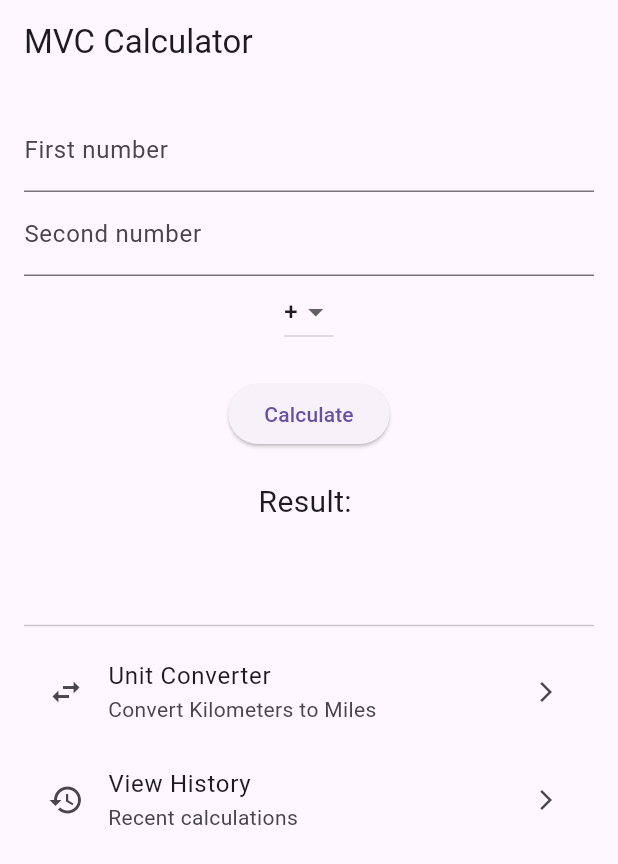
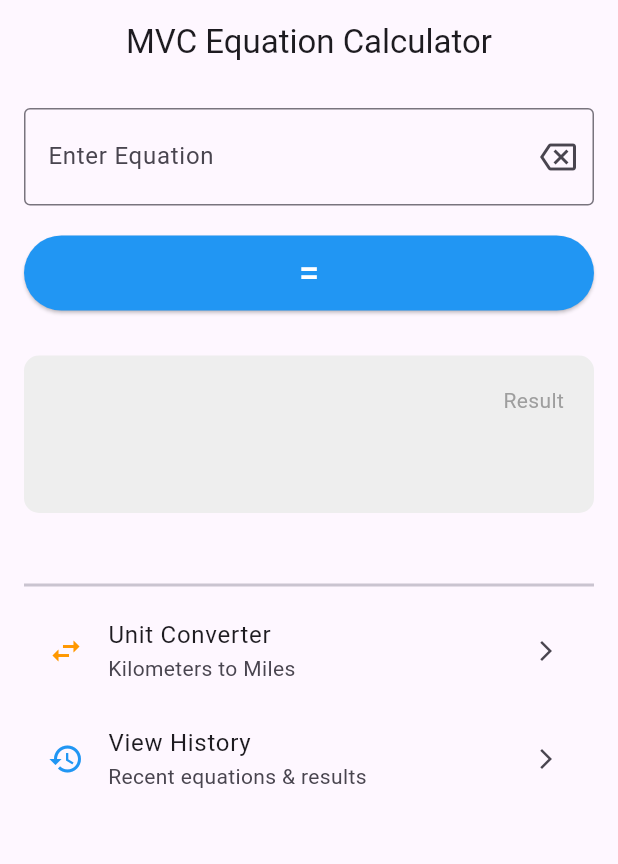
Before and after one commit to MITPIT/calculator, a Flutter app: the screen it shows after launch, on a phone screen of 412 x 824 dp. Shown: the top 864 px of the screen. Run offline on Flutter 3.47's test engine with Material 3 defaults, Android fonts, the phone set to English and light mode, and no system bars; our stand-ins replace math_expressions, shared_preferences.

Commit message:
Equation support, History, and Converter

```diff
--- a/flutter_calculator_mvc/lib/controllers/calculator_controller.dart
+++ b/flutter_calculator_mvc/lib/controllers/calculator_controller.dart
@@ -1,35 +1,30 @@
-import '../../../models/calculator_model.dart';
-import 'history_controller.dart'; // 1. Import your new history controller
+import 'package:math_expressions/math_expressions.dart'; // Import the parser
+import 'history_controller.dart';
 
 class CalculatorController {
-  final CalculatorModel _model = CalculatorModel();
-  final HistoryController _history = HistoryController(); // 2. Initialize it
+  final HistoryController _history = HistoryController();
 
-  double calculate(double a, double b, String operation) {
-    double result; // Create a variable to hold the math result
+  /// Now accepts a full string equation like "5 + 6 / 2"
+  double calculate(String equation) {
+    try {
+      // 1. Clean the equation (replace 'x' with '*' if needed)
+      String finalEquation = equation.replaceAll('x', '*');
 
-    // The math logic stays the same
-    switch (operation) {
-      case '+':
-        result = _model.add(a, b);
-        break;
-      case '-':
-        result = _model.subtract(a, b);
-        break;
-      case '*':
-        result = _model.multiply(a, b);
-        break;
-      case '/':
-        result = _model.divide(a, b);
-        break;
-      default:
-        throw Exception('Invalid operation');
+      // 2. Parse the string into a math expression
+      Parser p = Parser();
+      Expression exp = p.parse(finalEquation);
+      ContextModel cm = ContextModel();
+
+      // 3. Evaluate the expression (handles BODMAS/Order of Operations)
+      double result = exp.evaluate(EvaluationType.REAL, cm);
+
+      // 4. Save to history (Fulfills the "record equation and result" requirement)
+      _history.saveHistory("$equation = $result");
+
+      return result;
+    } catch (e) {
+      // If user types something like "5 ++ 2", throw an error
+      throw Exception('Invalid Equation');
     }
-
-    // 3. ADD THIS LINE HERE:
-    // This saves the calculation to SharedPreferences before returning
-    _history.saveHistory("$a $operation $b = $result");
-
-    return result;
   }
 }
--- a/flutter_calculator_mvc/lib/views/calculator_view.dart
+++ b/flutter_calculator_mvc/lib/views/calculator_view.dart
@@ -1,6 +1,6 @@
 import 'package:flutter/material.dart';
 import '../controllers/calculator_controller.dart';
-import 'converter_view.dart'; // Fixed path based on standard lib structure
+import 'converter_view.dart';
 import 'history_view.dart';
 
 class CalculatorView extends StatefulWidget {
@@ -10,67 +10,95 @@ class CalculatorView extends StatefulWidget {
 
 class _CalculatorViewState extends State<CalculatorView> {
   final CalculatorController _controller = CalculatorController();
-  final TextEditingController _firstController = TextEditingController();
-  final TextEditingController _secondController = TextEditingController();
-  String _operation = '+';
+  // We use one controller for the entire equation string
+  final TextEditingController _equationController = TextEditingController();
   String _result = '';
 
   void _calculate() {
+    if (_equationController.text.isEmpty) return;
+
     try {
-      final double a = double.parse(_firstController.text);
-      final double b = double.parse(_secondController.text);
-      final double res = _controller.calculate(a, b, _operation);
-      setState(() => _result = res.toString());
+      // Pass the whole string (e.g., "5+6/2") to the controller
+      final double res = _controller.calculate(_equationController.text);
+      setState(() {
+        _result = res.toString();
+      });
     } catch (e) {
-      setState(() => _result = 'Error: ${e.toString()}');
+      setState(() {
+        _result = 'Error: Invalid Equation';
+      });
     }
   }
 
   @override
   Widget build(BuildContext context) {
     return Scaffold(
-      appBar: AppBar(title: const Text('MVC Calculator')),
+      appBar: AppBar(
+        title: const Text('MVC Equation Calculator'),
+        centerTitle: true,
+      ),
       body: SingleChildScrollView(
         child: Padding(
           padding: const EdgeInsets.all(16),
           child: Column(
-            mainAxisSize: MainAxisSize.min,
             children: [
+              // The main Equation Input
               TextField(
-                controller: _firstController,
-                keyboardType: TextInputType.number,
-                decoration: const InputDecoration(labelText: 'First number'),
-              ),
-              TextField(
-                controller: _secondController,
-                keyboardType: TextInputType.number,
-                decoration: const InputDecoration(labelText: 'Second number'),
-              ),
-              DropdownButton<String>(
-                value: _operation,
-                items: ['+', '-', '*', '/']
-                    .map((op) => DropdownMenuItem(value: op, child: Text(op)))
-                    .toList(),
-                onChanged: (value) => setState(() => _operation = value!),
+                controller: _equationController,
+                keyboardType: TextInputType.text,
+                style: const TextStyle(fontSize: 22, fontWeight: FontWeight.bold),
+                decoration: InputDecoration(
+                  labelText: 'Enter Equation',
+                  hintText: 'e.g., 5 + 6 / 2',
+                  border: const OutlineInputBorder(),
+                  suffixIcon: IconButton(
+                    icon: const Icon(Icons.backspace_outlined),
+                    onPressed: () => _equationController.clear(),
+                  ),
+                ),
               ),
               const SizedBox(height: 20),
-              ElevatedButton(
-                onPressed: _calculate,
-                child: const Text('Calculate')
+
+              // Calculate Button
+              SizedBox(
+                width: double.infinity,
+                height: 50,
+                child: ElevatedButton(
+                  onPressed: _calculate,
+                  style: ElevatedButton.styleFrom(backgroundColor: Colors.blue, foregroundColor: Colors.white),
+                  child: const Text('=', style: TextStyle(fontSize: 24)),
+                ),
               ),
-              const SizedBox(height: 20),
-              Text(
-                'Result: $_result',
-                style: const TextStyle(fontSize: 20)
+              const SizedBox(height: 30),
+
+              // Result Display
+              Container(
+                padding: const EdgeInsets.all(20),
+                width: double.infinity,
+                decoration: BoxDecoration(
+                  color: Colors.grey[200],
+                  borderRadius: BorderRadius.circular(10),
+                ),
+                child: Column(
+                  crossAxisAlignment: CrossAxisAlignment.end,
+                  children: [
+                    const Text('Result', style: TextStyle(color: Colors.grey)),
+                    Text(
+                      _result,
+                      style: const TextStyle(fontSize: 32, fontWeight: FontWeight.bold),
+                    ),
+                  ],
+                ),
               ),
-              const SizedBox(height: 60),
-              const Divider(),
 
-              // Unit Converter Link
+              const SizedBox(height: 40),
+              const Divider(thickness: 2),
+
+              // Navigation Menu
               ListTile(
-                leading: const Icon(Icons.swap_horiz),
+                leading: const Icon(Icons.swap_horiz, color: Colors.orange),
                 title: const Text("Unit Converter"),
-                subtitle: const Text("Convert Kilometers to Miles"),
+                subtitle: const Text("Kilometers to Miles"),
                 trailing: const Icon(Icons.arrow_forward_ios, size: 16),
                 onTap: () {
                   Navigator.push(
@@ -79,17 +107,14 @@ class _CalculatorViewState extends State<CalculatorView> {
                   );
                 },
               ),
-
-              // History Link
               ListTile(
-                leading: const Icon(Icons.history),
+                leading: const Icon(Icons.history, color: Colors.blue),
                 title: const Text('View History'),
-                subtitle: const Text("Recent calculations"),
+                subtitle: const Text("Recent equations & results"),
                 trailing: const Icon(Icons.arrow_forward_ios, size: 16),
                 onTap: () {
                   Navigator.push(
                     context,
-                    // No 'const' before MaterialPageRoute
                     MaterialPageRoute(builder: (context) => HistoryView()),
                   );
                 },
--- a/flutter_calculator_mvc/pubspec.yaml
+++ b/flutter_calculator_mvc/pubspec.yaml
@@ -36,6 +36,7 @@ dependencies:
   # The following adds the Cupertino Icons font to your application.
   # Use with the CupertinoIcons class for iOS style icons.
   cupertino_icons: ^1.0.8
+  math_expressions: ^3.1.0
 
 dev_dependencies:
   flutter_test:
```
Also changed, not shown: flutter_calculator_mvc/pubspec.lock.
